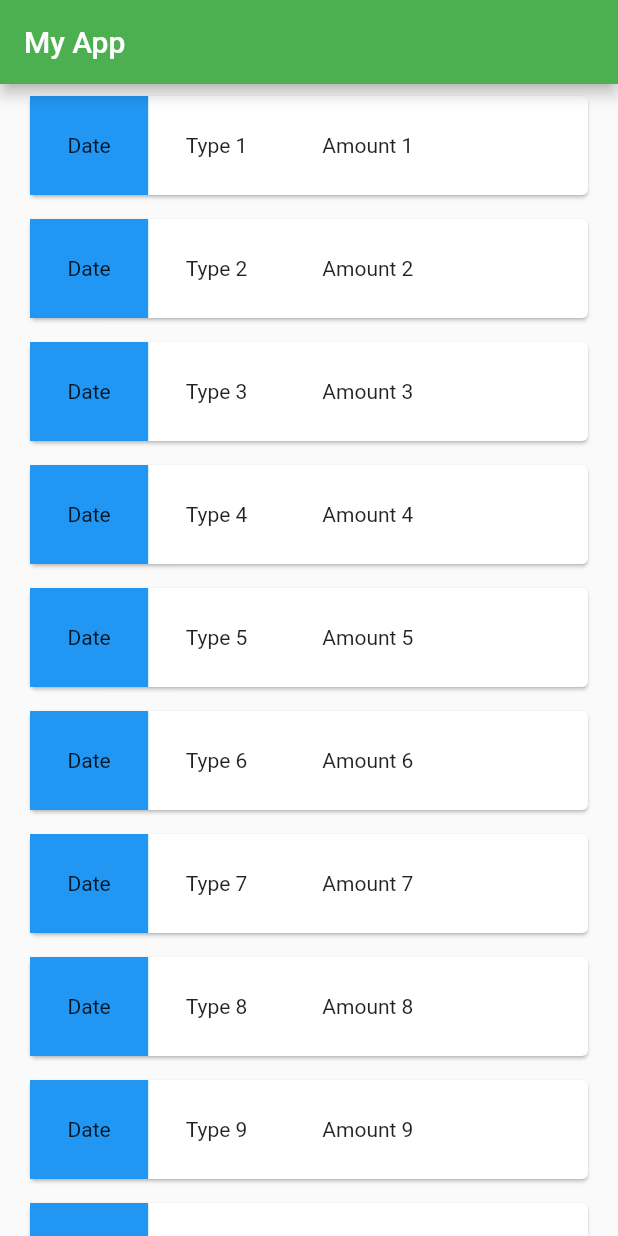
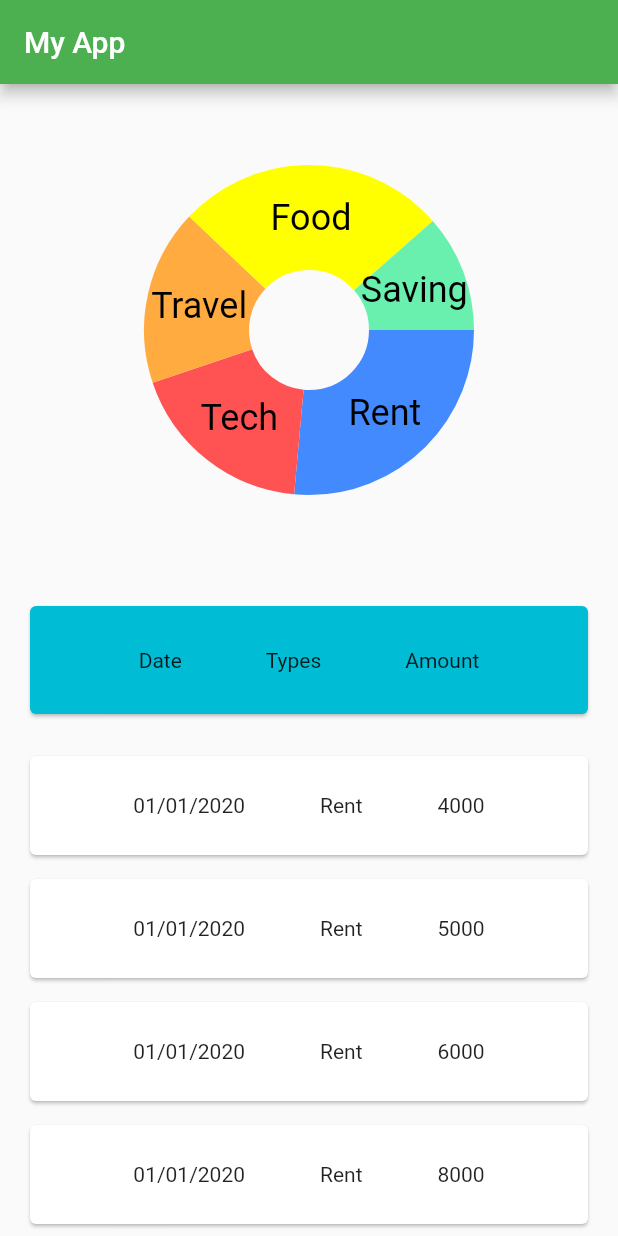
Before and after one commit to abhinavkumar98/StarAgriFlutter, a Flutter app: the screen it shows after launch, on a phone screen of 412 x 824 dp. Run offline on Flutter 3.47's test engine with Material 2 defaults, Android fonts, the phone set to English and light mode, and no system bars; drawn by our look-alikes of fl_chart.

Commit message:
pie chart created

```diff
--- a/lib/main.dart
+++ b/lib/main.dart
@@ -1,4 +1,5 @@
 import 'package:flutter/material.dart';
+import 'package:staragri/main/pie_chart.dart';
 import 'package:staragri/model/expense.dart';
 
 void main() => runApp(MyApp());
@@ -17,16 +18,71 @@ class MyApp extends StatelessWidget {
   }
 }
 
+List<Expense> getDetails() {
+  List<Expense> expenseList = List<Expense>();
+  expenseList.add(Expense(1, "01/01/2020", "Rent", 1, "4000", 4000));
+  expenseList.add(Expense(2, "01/01/2020", "Rent", 1, "5000", 5000));
+  expenseList.add(Expense(3, "01/01/2020", "Rent", 1, "6000", 6000));
+  expenseList.add(Expense(4, "01/01/2020", "Rent", 1, "8000", 8000));
+  expenseList.add(Expense(5, "01/01/2020", "Tech", 2, "8000", 8000));
+  expenseList.add(Expense(6, "01/01/2020", "Tech", 2, "8000", 8000));
+  expenseList.add(Expense(7, "01/01/2020", "Travel", 3, "4000", 4000));
+  expenseList.add(Expense(8, "01/01/2020", "Travel", 3, "5000", 5000));
+  expenseList.add(Expense(9, "01/01/2020", "Travel", 3, "6000", 6000));
+  expenseList.add(Expense(10, "01/01/2020", "Food", 4, "4000", 4000));
+  expenseList.add(Expense(11, "01/01/2020", "Food", 4, "5000", 5000));
+  expenseList.add(Expense(12, "01/01/2020", "Food", 4, "6000", 6000));
+  expenseList.add(Expense(13, "01/01/2020", "Food", 4, "8000", 8000));
+  expenseList.add(Expense(14, "01/01/2020", "Saving", 5, "10000", 10000));
+  return expenseList;
+}
+
 class MyHome extends StatelessWidget {
-  final List<Expense> items = List<Expense>.generate(30,
-      (i) => Expense(i, "Date ${i + 1}", "Type ${i + 1}", "Amount ${i + 1}"));
+  final List<Expense> items = getDetails();
+
+//  List<Expense>.generate(30,
+//      (i) => Expense(i, "Date ${i + 1}", "Type ${i + 1}", "Amount ${i + 1}"));
+
   @override
   Widget build(BuildContext context) {
     return Scaffold(
       appBar: AppBar(
         title: Text("My App"),
       ),
-      body: ListView.builder(
+      body: Column(
+        children: <Widget>[
+          Expanded(
+            child: Chart(items),
+          ),
+          Container(
+            child: Card(
+              margin: EdgeInsets.all(20.0),
+              color: Colors.cyan,
+              child: Row(
+                mainAxisAlignment: MainAxisAlignment.center,
+                children: <Widget>[
+                  Container(
+                    padding: EdgeInsets.all(28.0),
+                    //child: Text(items[index].date),
+                    child: Text("Date"),
+                    // color: Colors.blue,
+                  ),
+                  Container(
+                    padding: EdgeInsets.all(28.0),
+                    child: Text("Types"),
+                    // color: Colors.blue,
+                  ),
+                  Container(
+                    padding: EdgeInsets.all(28.0),
+                    child: Text("Amount"),
+                    // color: Colors.blue,
+                  ),
+                ],
+              ),
+            ),
+          ),
+          Expanded(
+            child: ListView.builder(
               itemCount: items.length,
               itemBuilder: (context, int index) {
                 return Dismissible(
@@ -43,12 +99,13 @@ class MyHome extends StatelessWidget {
                   child: ListTile(
                     title: Card(
                       child: Row(
+                        mainAxisAlignment: MainAxisAlignment.center,
                         children: <Widget>[
                           Container(
                             padding: EdgeInsets.all(25.0),
                             //child: Text(items[index].date),
-                      child: Text("Date"),
-                      color: Colors.blue,
+                            child: Text(items[index].date),
+                            //color: Colors.blue,
                           ),
                           Container(
                             padding: EdgeInsets.all(25.0),
@@ -65,6 +122,9 @@ class MyHome extends StatelessWidget {
                 );
               },
             ),
+          ),
+        ],
+      ),
     );
   }
 }
--- /dev/null
+++ b/lib/main/pie_chart.dart
@@ -0,0 +1,92 @@
+import 'package:flutter/material.dart';
+import 'package:fl_chart/fl_chart.dart';
+import 'package:staragri/model/expense.dart';
+
+class Chart extends StatefulWidget {
+  final List<Expense> _items;
+
+  Chart(this._items);
+
+  @override
+  _ChartState createState() => _ChartState(_items);
+}
+
+class _ChartState extends State<Chart> {
+  List<PieChartSectionData> _sections = List<PieChartSectionData>();
+  List<Expense> _itemList = List<Expense>();
+
+  _ChartState(this._itemList);
+
+  @override
+  void initState() {
+    super.initState();
+
+    Map<int, List<Expense>> myMap = groupBy(_itemList);
+    for (int i = 0; i < myMap.length; i++) {
+      PieChartSectionData _item1 = PieChartSectionData(
+        color: getColorsForType(myMap.keys.elementAt(i)),
+        value: _calculateTotalAmountForEachExpense(myMap.values.elementAt(i)).toDouble(),
+        title: myMap.values.elementAt(i)[0].expenseType,
+        radius: 70,
+        titleStyle: TextStyle(color: Colors.black, fontSize: 24),
+      );
+      _sections.add(_item1);
+    }
+  }
+
+  @override
+  Widget build(BuildContext context) {
+    return Container(
+      child: AspectRatio(
+        aspectRatio: 1,
+        child: PieChart(
+          PieChartData(
+            centerSpaceRadius: 40,
+            sectionsSpace: 0,
+            borderData: FlBorderData(
+              show: false,
+            ),
+            sections: _sections,
+          ),
+        ),
+      ),
+    );
+  }
+
+  Map<int, List<Expense>> groupBy(List<Expense> expenseList) {
+    var expenseMap = <int, List<Expense>>{};
+    for (var element in expenseList) {
+      var list = expenseMap.putIfAbsent(element.expenseTypeId, () => []);
+      list.add(element);
+    }
+    return expenseMap;
+  }
+
+  int _calculateTotalAmountForEachExpense(List<Expense> expenseList) {
+    int total = 0;
+    expenseList.forEach((element) => (total += element.amount));
+    return total;
+  }
+
+  Color getColorsForType(int typeId) {
+    Color color = Colors.black;
+    switch (typeId) {
+      case 1:
+        color = Colors.blueAccent;
+        break;
+      case 2:
+        color = Colors.redAccent;
+        break;
+      case 3:
+        color = Colors.orangeAccent;
+        break;
+      case 4:
+        color = Colors.yellowAccent;
+        break;
+      case 5:
+        color = Colors.greenAccent;
+        break;
+    }
+    return color;
+  }
+}
--- a/lib/model/expense.dart
+++ b/lib/model/expense.dart
@@ -1,7 +1,11 @@
 class Expense {
-  final int expenseId;
-  final String date;
-  final String expenseType;
-  final String expenseAmount;
-  Expense(this.expenseId, this.date, this.expenseType, this.expenseAmount);
+  int expenseId;
+  String date;
+  String expenseType;
+  int expenseTypeId;
+  String expenseAmount;
+  int amount;
+
+  Expense(this.expenseId, this.date, this.expenseType, this.expenseTypeId,
+      this.expenseAmount, this.amount);
 }
--- a/pubspec.yaml
+++ b/pubspec.yaml
@@ -19,6 +19,8 @@ environment:
 dependencies:
   flutter:
     sdk: flutter
+  fl_chart: ^0.8.7
+  flutter_circular_chart: ^0.1.0
 
   # The following adds the Cupertino Icons font to your application.
   # Use with the CupertinoIcons class for iOS style icons.
```
Also changed, not shown: pubspec.lock. Lines whose indentation alone changed are shown as unchanged.
